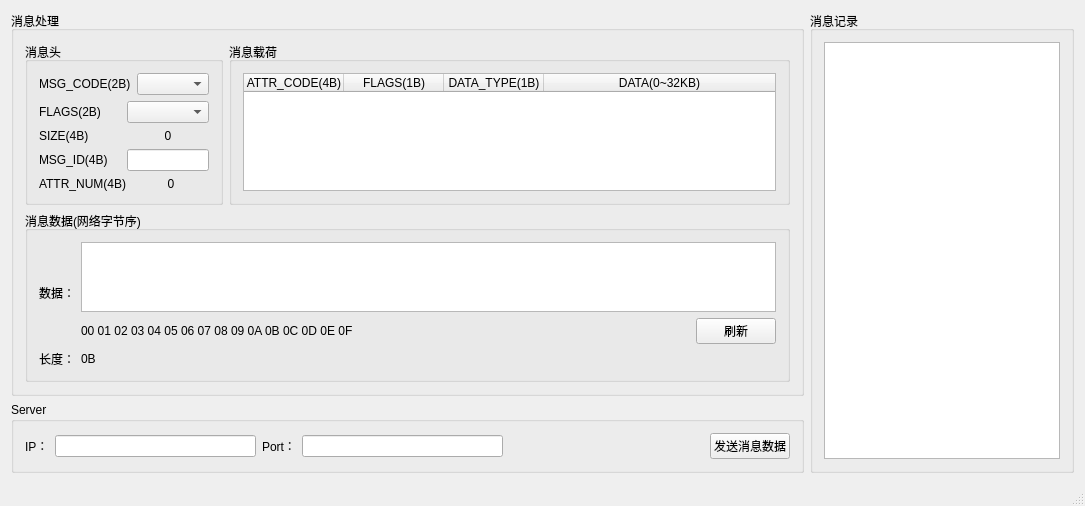
Above: P2Test/p2test.ui from Perfect-Poison/P2Chat before the change. Below: the same form after it.
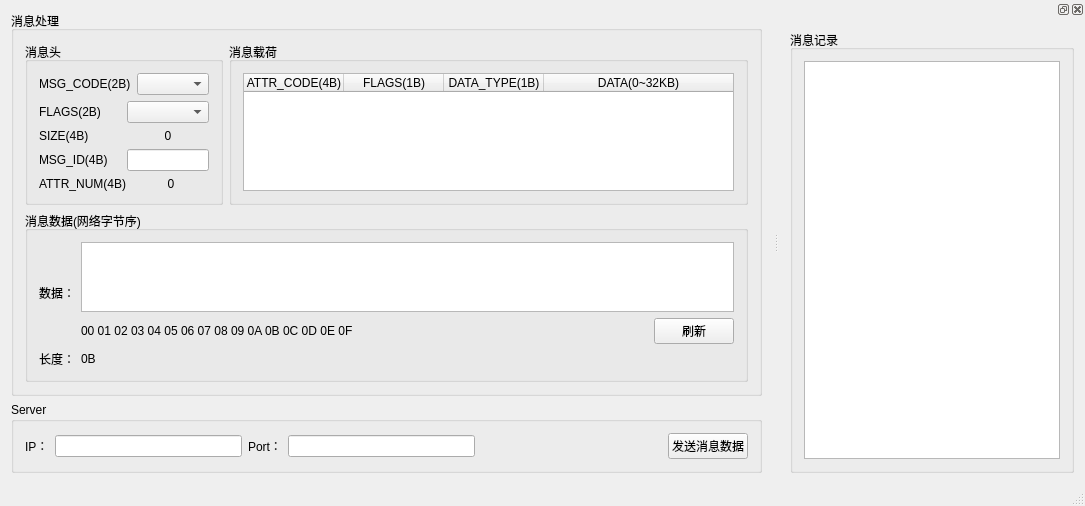
That is the form after the change.

Patch:
```diff
--- a/P2Test/p2test.ui
+++ b/P2Test/p2test.ui
@@ -7,7 +7,7 @@
     <x>0</x>
     <y>0</y>
     <width>1085</width>
-    <height>441</height>
+    <height>449</height>
    </rect>
   </property>
   <property name="windowTitle">
@@ -367,7 +367,16 @@
       </layout>
      </widget>
     </item>
-    <item row="0" column="1" rowspan="2">
+   </layout>
+  </widget>
+  <widget class="QStatusBar" name="statusBar"/>
+  <widget class="QDockWidget" name="dockWidget">
+   <attribute name="dockWidgetArea">
+    <number>2</number>
+   </attribute>
+   <widget class="QWidget" name="dockWidgetContents">
+    <layout class="QGridLayout" name="gridLayout_4">
+     <item row="0" column="0">
      <widget class="QGroupBox" name="groupBox_10">
       <property name="sizePolicy">
        <sizepolicy hsizetype="Preferred" vsizetype="Preferred">
@@ -387,6 +396,9 @@
            <verstretch>0</verstretch>
           </sizepolicy>
          </property>
+          <property name="lineWrapMode">
+           <enum>QTextEdit::NoWrap</enum>
+          </property>
          <property name="readOnly">
           <bool>true</bool>
          </property>
@@ -397,7 +409,7 @@
     </item>
    </layout>
   </widget>
-  <widget class="QStatusBar" name="statusBar"/>
+  </widget>
  </widget>
  <layoutdefault spacing="6" margin="11"/>
  <resources>
```
Lines whose indentation alone changed are shown as unchanged.
